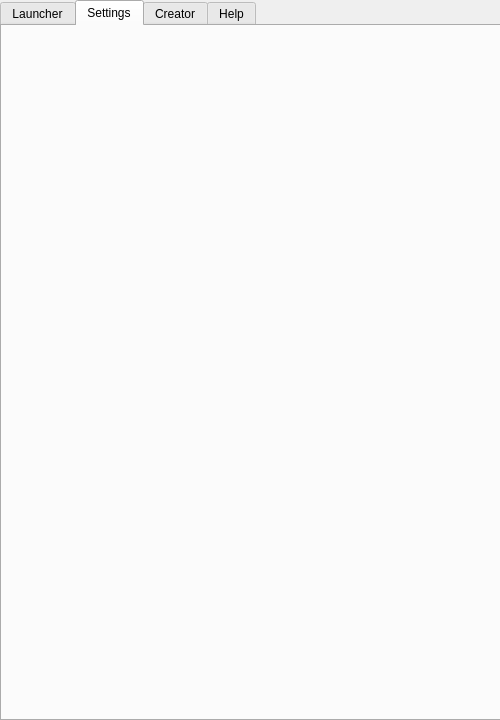
Neeko-iko/JavierLauncher, file Internals/Super Internals/JavierUI.ui: the form before one commit.
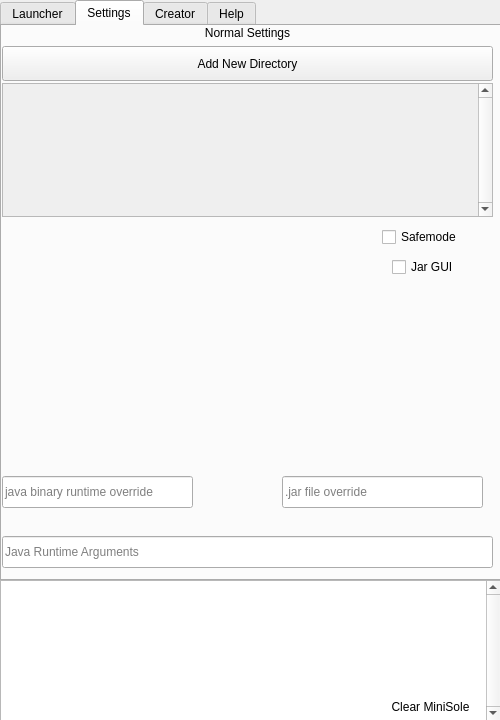
The form after the commit. The open tabs and pages were chosen to show the change.

Commit message: settings page WIP, clear logs button, more minisole logs, minor update to the db

Diff of the .ui file:
```diff
--- a/Internals/Super Internals/JavierUI.ui
+++ b/Internals/Super Internals/JavierUI.ui
@@ -50,31 +50,52 @@
       <x>0</x>
       <y>0</y>
       <width>501</width>
-      <height>721</height>
+      <height>581</height>
      </rect>
     </property>
+    <property name="tabPosition">
+     <enum>QTabWidget::North</enum>
+    </property>
+    <property name="tabShape">
+     <enum>QTabWidget::Rounded</enum>
+    </property>
     <property name="currentIndex">
-     <number>0</number>
+     <number>1</number>
+    </property>
+    <property name="movable">
+     <bool>false</bool>
     </property>
     <property name="tabBarAutoHide">
-     <bool>true</bool>
+     <bool>false</bool>
     </property>
     <widget class="QWidget" name="tab_3">
      <attribute name="title">
       <string>Launcher</string>
      </attribute>
+     <attribute name="toolTip">
+      <string>Where you launch your minecraft servers!</string>
+     </attribute>
      <widget class="QWidget" name="gridLayoutWidget">
       <property name="geometry">
        <rect>
         <x>0</x>
         <y>0</y>
         <width>493</width>
-        <height>681</height>
+        <height>551</height>
        </rect>
       </property>
       <layout class="QGridLayout" name="gridLayout">
+       <property name="horizontalSpacing">
+        <number>5</number>
+       </property>
+       <property name="verticalSpacing">
+        <number>2</number>
+       </property>
        <item row="1" column="0">
         <widget class="QLineEdit" name="searchBar">
+         <property name="toolTip">
+          <string>&lt;html&gt;&lt;head/&gt;&lt;body&gt;&lt;p&gt;Search/Filter through your servers so that you can find the perfect server even faster!&lt;/p&gt;&lt;/body&gt;&lt;/html&gt;</string>
+         </property>
          <property name="inputMask">
           <string/>
          </property>
@@ -103,6 +124,9 @@
            <height>70</height>
           </size>
          </property>
+         <property name="toolTip">
+          <string>&lt;html&gt;&lt;head/&gt;&lt;body&gt;&lt;p&gt;What it says on the tin.&lt;/p&gt;&lt;/body&gt;&lt;/html&gt;</string>
+         </property>
          <property name="text">
           <string>Select a Server</string>
          </property>
@@ -125,45 +149,57 @@
          <property name="cursor">
           <cursorShape>ArrowCursor</cursorShape>
          </property>
+         <property name="toolTip">
+          <string>&lt;html&gt;&lt;head/&gt;&lt;body&gt;&lt;p&gt;RAM to use for the server, in gigabytes.&lt;/p&gt;&lt;/body&gt;&lt;/html&gt;</string>
+         </property>
+         <property name="suffix">
+          <string> Gb</string>
+         </property>
+         <property name="minimum">
+          <number>1</number>
+         </property>
+         <property name="maximum">
+          <number>99</number>
+         </property>
+         <property name="stepType">
+          <enum>QAbstractSpinBox::DefaultStepType</enum>
+         </property>
+         <property name="value">
+          <number>1</number>
+         </property>
+         <property name="displayIntegerBase">
+          <number>10</number>
+         </property>
         </widget>
        </item>
-       <item row="4" column="0" colspan="3">
-        <widget class="QPlainTextEdit" name="miniSole">
-         <property name="sizePolicy">
-          <sizepolicy hsizetype="Expanding" vsizetype="Fixed">
-           <horstretch>0</horstretch>
-           <verstretch>0</verstretch>
-          </sizepolicy>
-         </property>
-         <property name="maximumSize">
+       <item row="0" column="0">
+        <widget class="QPushButton" name="refreshButton">
+         <property name="minimumSize">
           <size>
-           <width>16777215</width>
-           <height>150</height>
+           <width>0</width>
+           <height>34</height>
           </size>
          </property>
-         <property name="mouseTracking">
-          <bool>false</bool>
+         <property name="toolTip">
+          <string>&lt;html&gt;&lt;head/&gt;&lt;body&gt;&lt;p&gt;Refreshes the serverlist&lt;br/&gt;maybe Javier forgot something?&lt;/p&gt;&lt;/body&gt;&lt;/html&gt;</string>
          </property>
-         <property name="focusPolicy">
-          <enum>Qt::NoFocus</enum>
+         <property name="text">
+          <string>Refresh Server List / Search</string>
          </property>
-         <property name="contextMenuPolicy">
-          <enum>Qt::NoContextMenu</enum>
+         <property name="checkable">
+          <bool>false</bool>
          </property>
-         <property name="lineWidth">
-          <number>0</number>
+         <property name="checked">
+          <bool>false</bool>
          </property>
-         <property name="verticalScrollBarPolicy">
-          <enum>Qt::ScrollBarAlwaysOn</enum>
+         <property name="autoDefault">
+          <bool>false</bool>
          </property>
-         <property name="horizontalScrollBarPolicy">
-          <enum>Qt::ScrollBarAlwaysOff</enum>
-         </property>
-         <property name="undoRedoEnabled">
+         <property name="default">
           <bool>false</bool>
          </property>
-         <property name="readOnly">
-          <bool>true</bool>
+         <property name="flat">
+          <bool>false</bool>
          </property>
         </widget>
        </item>
@@ -224,7 +260,7 @@
             <x>0</x>
             <y>0</y>
             <width>500</width>
-            <height>442</height>
+            <height>425</height>
            </rect>
           </property>
           <property name="sizePolicy">
@@ -235,7 +271,7 @@
           </property>
           <property name="minimumSize">
            <size>
-            <width>500</width>
+            <width>469</width>
             <height>0</height>
            </size>
           </property>
@@ -245,19 +281,6 @@
          </widget>
         </widget>
        </item>
-       <item row="0" column="0">
-        <widget class="QPushButton" name="refreshButton">
-         <property name="minimumSize">
-          <size>
-           <width>0</width>
-           <height>34</height>
-          </size>
-         </property>
-         <property name="text">
-          <string>Refresh Server List / Search</string>
-         </property>
-        </widget>
-       </item>
       </layout>
      </widget>
     </widget>
@@ -265,11 +288,258 @@
      <attribute name="title">
       <string>Settings</string>
      </attribute>
+     <attribute name="toolTip">
+      <string>The Settings Page</string>
+     </attribute>
+     <widget class="QStackedWidget" name="stackedWidget">
+      <property name="geometry">
+       <rect>
+        <x>0</x>
+        <y>0</y>
+        <width>495</width>
+        <height>545</height>
+       </rect>
+      </property>
+      <property name="layoutDirection">
+       <enum>Qt::LeftToRight</enum>
+      </property>
+      <property name="autoFillBackground">
+       <bool>false</bool>
+      </property>
+      <property name="frameShape">
+       <enum>QFrame::NoFrame</enum>
+      </property>
+      <property name="frameShadow">
+       <enum>QFrame::Plain</enum>
+      </property>
+      <property name="lineWidth">
+       <number>0</number>
+      </property>
+      <property name="currentIndex">
+       <number>0</number>
+      </property>
+      <widget class="QWidget" name="page">
+       <widget class="QWidget" name="verticalLayoutWidget">
+        <property name="geometry">
+         <rect>
+          <x>0</x>
+          <y>20</y>
+          <width>491</width>
+          <height>171</height>
+         </rect>
+        </property>
+        <layout class="QVBoxLayout" name="verticalLayout">
+         <property name="spacing">
+          <number>2</number>
+         </property>
+         <property name="leftMargin">
+          <number>0</number>
+         </property>
+         <property name="topMargin">
+          <number>0</number>
+         </property>
+         <property name="rightMargin">
+          <number>0</number>
+         </property>
+         <item>
+          <widget class="QPushButton" name="addDirbutton">
+           <property name="minimumSize">
+            <size>
+             <width>0</width>
+             <height>35</height>
+            </size>
+           </property>
+           <property name="toolTip">
+            <string>&lt;html&gt;&lt;head/&gt;&lt;body&gt;&lt;p&gt;Adds a new directory for Javier to look through when searching for your servers to display in the Launch tab!&lt;/p&gt;&lt;/body&gt;&lt;/html&gt;</string>
+           </property>
+           <property name="text">
+            <string>Add New Directory</string>
+           </property>
+          </widget>
+         </item>
+         <item>
+          <widget class="QScrollArea" name="scrollArea">
+           <property name="focusPolicy">
+            <enum>Qt::NoFocus</enum>
+           </property>
+           <property name="contextMenuPolicy">
+            <enum>Qt::NoContextMenu</enum>
+           </property>
+           <property name="verticalScrollBarPolicy">
+            <enum>Qt::ScrollBarAlwaysOn</enum>
+           </property>
+           <property name="horizontalScrollBarPolicy">
+            <enum>Qt::ScrollBarAlwaysOff</enum>
+           </property>
+           <property name="widgetResizable">
+            <bool>true</bool>
+           </property>
+           <widget class="QWidget" name="scrollAreaWidgetContents_2">
+            <property name="geometry">
+             <rect>
+              <x>0</x>
+              <y>0</y>
+              <width>464</width>
+              <height>128</height>
+             </rect>
+            </property>
+           </widget>
+          </widget>
+         </item>
+        </layout>
+       </widget>
+       <widget class="QLabel" name="normallabel">
+        <property name="geometry">
+         <rect>
+          <x>30</x>
+          <y>0</y>
+          <width>431</width>
+          <height>20</height>
+         </rect>
+        </property>
+        <property name="text">
+         <string>Normal Settings</string>
+        </property>
+        <property name="alignment">
+         <set>Qt::AlignHCenter|Qt::AlignTop</set>
+        </property>
+        <property name="margin">
+         <number>0</number>
+        </property>
+        <property name="indent">
+         <number>0</number>
+        </property>
+        <property name="openExternalLinks">
+         <bool>false</bool>
+        </property>
+       </widget>
+       <widget class="QCheckBox" name="safemodecheck">
+        <property name="geometry">
+         <rect>
+          <x>380</x>
+          <y>200</y>
+          <width>88</width>
+          <height>22</height>
+         </rect>
+        </property>
+        <property name="focusPolicy">
+         <enum>Qt::ClickFocus</enum>
+        </property>
+        <property name="toolTip">
+         <string>&lt;html&gt;&lt;head/&gt;&lt;body&gt;&lt;p&gt;DEFAULT: OFF&lt;/p&gt;&lt;p&gt;Safemode will only run the vanilla jar without any datapacks if there are any.&lt;/p&gt;&lt;p&gt;mainly used for troubleshooting issues&lt;/p&gt;&lt;/body&gt;&lt;/html&gt;</string>
+        </property>
+        <property name="text">
+         <string>Safemode</string>
+        </property>
+        <property name="checkable">
+         <bool>true</bool>
+        </property>
+       </widget>
+       <widget class="QCheckBox" name="jarguicheck">
+        <property name="geometry">
+         <rect>
+          <x>390</x>
+          <y>230</y>
+          <width>71</width>
+          <height>22</height>
+         </rect>
+        </property>
+        <property name="focusPolicy">
+         <enum>Qt::ClickFocus</enum>
+        </property>
+        <property name="toolTip">
+         <string>&lt;html&gt;&lt;head/&gt;&lt;body&gt;&lt;p&gt;DEFAULT: OFF&lt;/p&gt;&lt;p&gt;Toggles the server .jar GUI&lt;/p&gt;&lt;p&gt;if you don't know what this means, leave it off&lt;/p&gt;&lt;/body&gt;&lt;/html&gt;</string>
+        </property>
+        <property name="text">
+         <string>Jar GUI</string>
+        </property>
+        <property name="iconSize">
+         <size>
+          <width>16</width>
+          <height>16</height>
+         </size>
+        </property>
+        <property name="checkable">
+         <bool>true</bool>
+        </property>
+       </widget>
+       <widget class="QLineEdit" name="sJRA">
+        <property name="geometry">
+         <rect>
+          <x>0</x>
+          <y>510</y>
+          <width>491</width>
+          <height>32</height>
+         </rect>
+        </property>
+        <property name="toolTip">
+         <string>&lt;html&gt;&lt;head/&gt;&lt;body&gt;&lt;p&gt;DEFAULT: NONE&lt;br/&gt;Java Runtime Arguments, these can help your server run more efficiently &lt;/p&gt;&lt;p&gt;if you don't know what this means, don't worry about it!&lt;/p&gt;&lt;/body&gt;&lt;/html&gt;</string>
+        </property>
+        <property name="maxLength">
+         <number>32767</number>
+        </property>
+        <property name="dragEnabled">
+         <bool>true</bool>
+        </property>
+        <property name="placeholderText">
+         <string>Java Runtime Arguments</string>
+        </property>
+        <property name="clearButtonEnabled">
+         <bool>false</bool>
+        </property>
+       </widget>
+       <widget class="QLineEdit" name="sJavaOver">
+        <property name="geometry">
+         <rect>
+          <x>0</x>
+          <y>450</y>
+          <width>191</width>
+          <height>32</height>
+         </rect>
+        </property>
+        <property name="toolTip">
+         <string>&lt;html&gt;&lt;head/&gt;&lt;body&gt;&lt;p&gt;DEFAULT: EMPTY (java)&lt;br/&gt;Java Runtime Binary is the filepath at which your java goes, this one is server specific- the Forge modloader on any MC version likes to use Java 8.&lt;/p&gt;&lt;p&gt;besides that you should be good with java 18 for all versions&lt;/p&gt;&lt;p&gt;if you don't know what any of this means, don't worry about it!&lt;/p&gt;&lt;/body&gt;&lt;/html&gt;</string>
+        </property>
+        <property name="dragEnabled">
+         <bool>true</bool>
+        </property>
+        <property name="placeholderText">
+         <string>java binary runtime override</string>
+        </property>
+       </widget>
+       <widget class="QLineEdit" name="jarFileOver">
+        <property name="geometry">
+         <rect>
+          <x>280</x>
+          <y>450</y>
+          <width>201</width>
+          <height>32</height>
+         </rect>
+        </property>
+        <property name="toolTip">
+         <string>&lt;html&gt;&lt;head/&gt;&lt;body&gt;&lt;p&gt;DEFAULT: EMPTY (JAVIER WILL FIND IT)&lt;/p&gt;&lt;p&gt;.jar file override should really only be used incase Javier manages to get the wrong server jar file for your server.&lt;/p&gt;&lt;p&gt;if you don't know what this means, don't worry about it!&lt;/p&gt;&lt;/body&gt;&lt;/html&gt;</string>
+        </property>
+        <property name="text">
+         <string/>
+        </property>
+        <property name="dragEnabled">
+         <bool>true</bool>
+        </property>
+        <property name="placeholderText">
+         <string>.jar file override</string>
+        </property>
+       </widget>
+      </widget>
+      <widget class="QWidget" name="page_2"/>
+     </widget>
     </widget>
     <widget class="QWidget" name="tab_2">
      <attribute name="title">
       <string>Creator</string>
      </attribute>
+     <attribute name="toolTip">
+      <string>The Server Creator, where you make your servers</string>
+     </attribute>
      <widget class="QPlainTextEdit" name="plainTextEdit">
       <property name="geometry">
        <rect>
@@ -297,8 +567,79 @@
      <attribute name="title">
       <string>Help</string>
      </attribute>
+     <attribute name="toolTip">
+      <string>What do you expect this to mean?</string>
+     </attribute>
     </widget>
    </widget>
+   <widget class="QPlainTextEdit" name="miniSole">
+    <property name="geometry">
+     <rect>
+      <x>0</x>
+      <y>580</y>
+      <width>501</width>
+      <height>141</height>
+     </rect>
+    </property>
+    <property name="sizePolicy">
+     <sizepolicy hsizetype="Expanding" vsizetype="Fixed">
+      <horstretch>0</horstretch>
+      <verstretch>0</verstretch>
+     </sizepolicy>
+    </property>
+    <property name="maximumSize">
+     <size>
+      <width>16777215</width>
+      <height>192</height>
+     </size>
+    </property>
+    <property name="mouseTracking">
+     <bool>false</bool>
+    </property>
+    <property name="focusPolicy">
+     <enum>Qt::NoFocus</enum>
+    </property>
+    <property name="contextMenuPolicy">
+     <enum>Qt::NoContextMenu</enum>
+    </property>
+    <property name="lineWidth">
+     <number>0</number>
+    </property>
+    <property name="verticalScrollBarPolicy">
+     <enum>Qt::ScrollBarAlwaysOn</enum>
+    </property>
+    <property name="horizontalScrollBarPolicy">
+     <enum>Qt::ScrollBarAlwaysOff</enum>
+    </property>
+    <property name="undoRedoEnabled">
+     <bool>false</bool>
+    </property>
+    <property name="readOnly">
+     <bool>true</bool>
+    </property>
+   </widget>
+   <widget class="QPushButton" name="LogClearer">
+    <property name="geometry">
+     <rect>
+      <x>380</x>
+      <y>690</y>
+      <width>101</width>
+      <height>34</height>
+     </rect>
+    </property>
+    <property name="focusPolicy">
+     <enum>Qt::NoFocus</enum>
+    </property>
+    <property name="text">
+     <string>Clear MiniSole</string>
+    </property>
+    <property name="default">
+     <bool>false</bool>
+    </property>
+    <property name="flat">
+     <bool>true</bool>
+    </property>
+   </widget>
   </widget>
  </widget>
  <resources/>
```
The commit also changes 6 other files.
